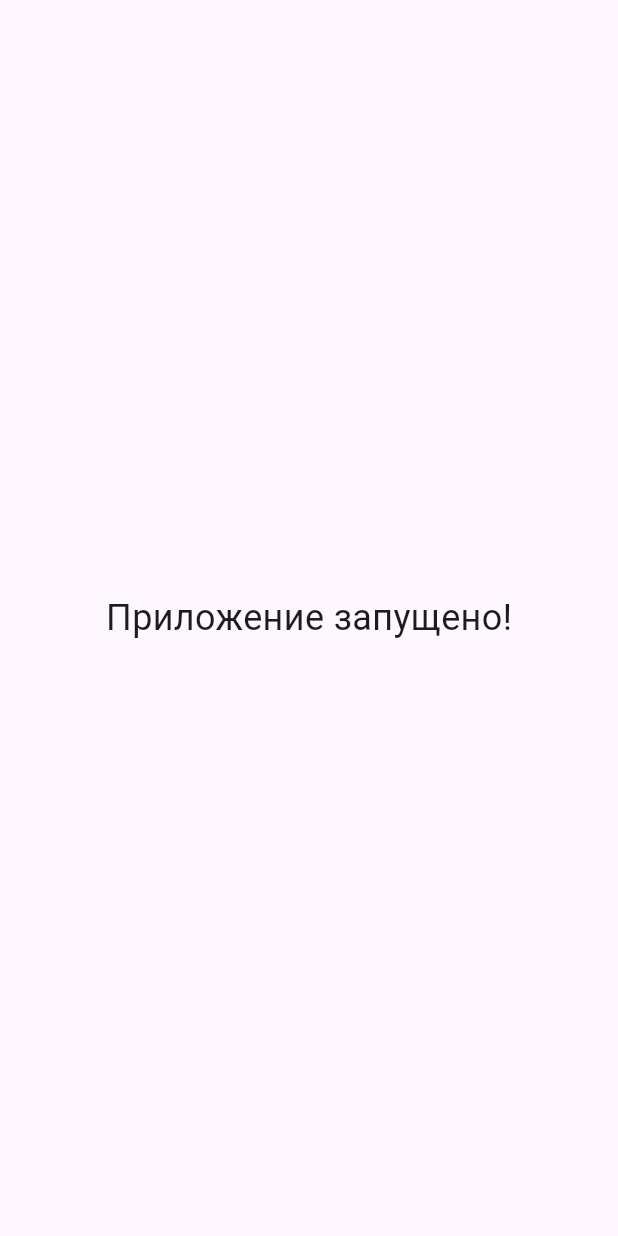
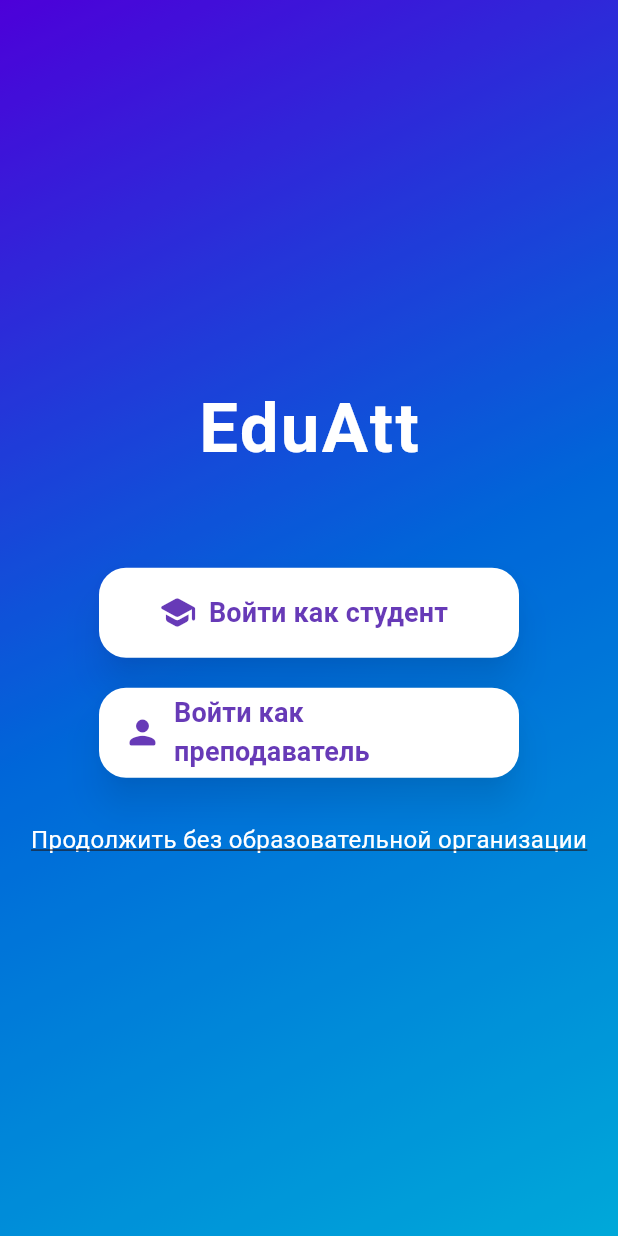
Before and after one commit to lon2graf/EduAtt, a Flutter app: the screen it shows after launch, on a phone screen of 412 x 824 dp. Run offline on Flutter 3.47's test engine with Material 3 defaults, Android fonts, the phone set to English and light mode, and no system bars; our stand-ins replace flutter_dotenv, flutter_riverpod, go_router, supabase_flutter; accounts and stored records are empty.

```diff
--- a/lib/main.dart
+++ b/lib/main.dart
@@ -2,6 +2,7 @@ import 'package:flutter/material.dart';
 import 'package:edu_att/supabase/supabase_config.dart';
 import 'package:flutter_dotenv/flutter_dotenv.dart';
 import 'package:go_router/go_router.dart';
+import 'package:edu_att/screens/menu_screen.dart';
 
 void main() async {
   WidgetsFlutterBinding.ensureInitialized();
@@ -16,10 +17,7 @@ void main() async {
 
   final GoRouter appRouter = GoRouter(
     routes: [
-      GoRoute(
-        path: '/',
-        builder: (context, state) => const PlaceholderScreen(),
-      ),
+      GoRoute(path: '/', builder: (context, state) => const MainMenuScreen()),
     ],
   );
 
--- /dev/null
+++ b/lib/screens/menu_screen.dart
@@ -0,0 +1,106 @@
+import 'package:flutter/material.dart';
+
+class MainMenuScreen extends StatelessWidget {
+  const MainMenuScreen({super.key});
+
+  @override
+  Widget build(BuildContext context) {
+    return Scaffold(
+      body: Container(
+        width: double.infinity,
+        decoration: const BoxDecoration(
+          gradient: LinearGradient(
+            colors: [
+              Color(0xFF5A00FF), // яркий фиолетовый
+              Color(0xFF0078FF), // насыщенный синий
+              Color(0xFF00C6FF), // голубой оттенок
+            ],
+            begin: Alignment.topLeft,
+            end: Alignment.bottomRight,
+          ),
+        ),
+        child: Container(
+          // полупрозрачная вуаль для читаемости контента
+          decoration: BoxDecoration(color: Colors.black.withOpacity(0.15)),
+          child: SafeArea(
+            child: Column(
+              mainAxisAlignment: MainAxisAlignment.center,
+              children: [
+                const Text(
+                  'EduAtt',
+                  style: TextStyle(
+                    color: Colors.white,
+                    fontSize: 46,
+                    fontWeight: FontWeight.bold,
+                    letterSpacing: 1.5,
+                  ),
+                ),
+                const SizedBox(height: 60),
+                _buildMenuButton(
+                  context,
+                  icon: Icons.school_rounded,
+                  title: 'Войти как студент',
+                  onPressed: () {
+                    // context.go('/login/student');
+                  },
+                ),
+                const SizedBox(height: 20),
+                _buildMenuButton(
+                  context,
+                  icon: Icons.person_rounded,
+                  title: 'Войти как преподаватель',
+                  onPressed: () {
+                    // context.go('/login/teacher');
+                  },
+                ),
+                const SizedBox(height: 30),
+                GestureDetector(
+                  onTap: () {
+                    // context.go('/offline');
+                  },
+                  child: const Text(
+                    'Продолжить без образовательной организации',
+                    style: TextStyle(
+                      color: Colors.white,
+                      fontSize: 16,
+                      decoration: TextDecoration.underline,
+                    ),
+                  ),
+                ),
+              ],
+            ),
+          ),
+        ),
+      ),
+    );
+  }
+
+  Widget _buildMenuButton(
+    BuildContext context, {
+    required IconData icon,
+    required String title,
+    required VoidCallback onPressed,
+  }) {
+    return SizedBox(
+      width: 280,
+      height: 60,
+      child: ElevatedButton.icon(
+        onPressed: onPressed,
+        icon: Icon(icon, size: 26),
+        label: Text(
+          title,
+          style: const TextStyle(fontSize: 18, fontWeight: FontWeight.w600),
+        ),
+        style: ElevatedButton.styleFrom(
+          backgroundColor: Colors.white,
+          foregroundColor: Colors.deepPurple,
+          elevation: 10,
+          shadowColor: Colors.black45,
+          shape: RoundedRectangleBorder(
+            borderRadius: BorderRadius.circular(18),
+          ),
+        ),
+      ),
+    );
+  }
+}
--- a/pubspec.yaml
+++ b/pubspec.yaml
@@ -40,6 +40,7 @@ dependencies:
   go_router: ^16.3.0
   http: ^1.5.0
   flutter_svg: ^2.2.1
+  flutter_riverpod: ^3.0.3
 
 dev_dependencies:
   flutter_test:
```
Also changed, not shown: lib/providers/student_provider.dart (added, +33 -0 lines), lib/screens/student/login_student_screen.dart (added, +161 -0 lines), lib/services/student_service.dart (added, +30 -0 lines), 1 other file.
